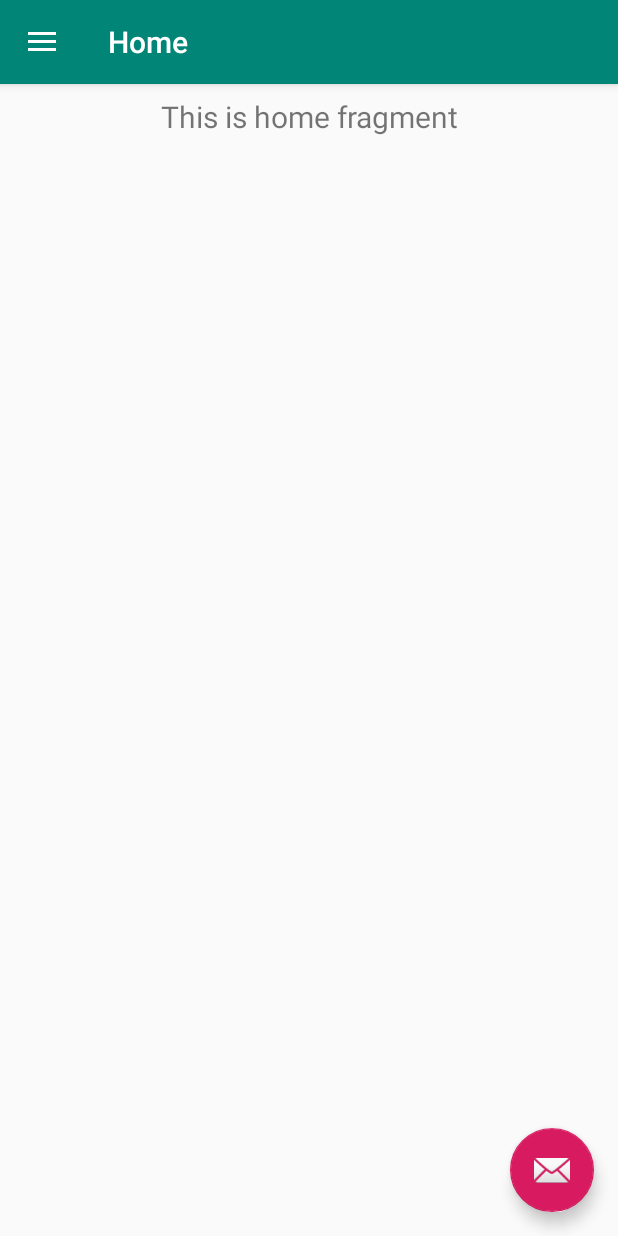
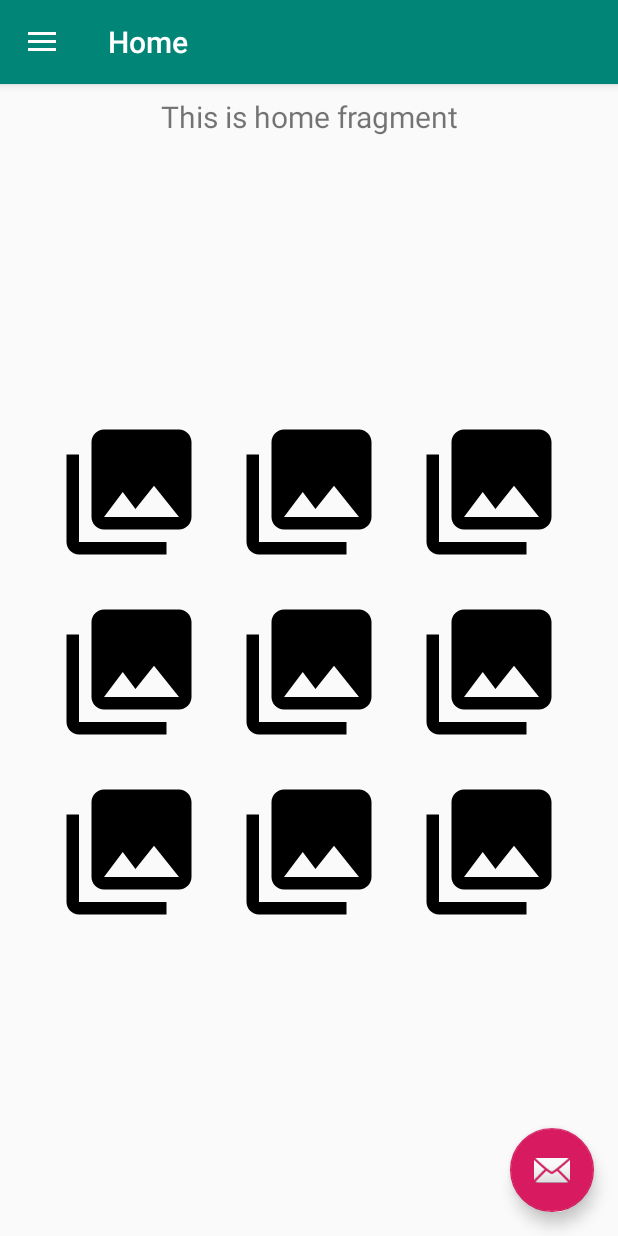
Before and after one commit to itsUchihaItachi/Mit_Mca, an Android app: the screen it shows after launch (HomeActivity), on a phone screen of 412 x 824 dp. Run offline under Robolectric (Android 15) with nearby library versions, the phone set to English and light mode, and no system bars; our stand-ins replace navigation-ui.

Commit message:
Added the main menu icons

```diff
--- a/app/src/main/res/layout/content_home.xml
+++ b/app/src/main/res/layout/content_home.xml
@@ -22,17 +22,103 @@
         app:navGraph="@navigation/mobile_navigation" />
 
     <androidx.appcompat.widget.LinearLayoutCompat
+        android:id="@+id/linearLayout"
         android:layout_width="match_parent"
         android:layout_height="match_parent"
         android:layout_marginStart="16dp"
         android:layout_marginTop="16dp"
         android:layout_marginEnd="16dp"
         android:orientation="vertical"
-
+        android:gravity="center"
         app:layout_constraintBottom_toBottomOf="parent"
         app:layout_constraintEnd_toEndOf="parent"
         app:layout_constraintStart_toStartOf="parent"
-        app:layout_constraintTop_toTopOf="parent"/>
+        app:layout_constraintTop_toTopOf="parent" >
+
+        <GridLayout
+            android:id="@+id/gridLayout"
+            android:layout_width="wrap_content"
+            android:layout_height="wrap_content"
+            android:layout_marginBottom="8dp"
+            android:layout_marginEnd="8dp"
+            android:layout_marginStart="8dp"
+            android:layout_marginTop="8dp"
+            android:columnCount="3"
+            android:rowCount="3"
+            app:layout_constraintBottom_toBottomOf="@id/linearLayout"
+            app:layout_constraintEnd_toEndOf="@id/linearLayout"
+            app:layout_constraintStart_toStartOf="@id/linearLayout"
+            app:layout_constraintTop_toTopOf="@id/linearLayout">
+
+            <Button
+                android:id="@+id/option1"
+                android:layout_width="100dp"
+                android:layout_height="100dp"
+                android:layout_margin="10dp"
+                android:background="@drawable/ic_menu_gallery"/>
+
+            <Button
+                android:id="@+id/option2"
+                android:layout_width="100dp"
+                android:layout_height="100dp"
+                android:layout_margin="10dp"
+                android:background="@drawable/ic_menu_gallery"/>
+
+            <Button
+                android:id="@+id/option3"
+                android:layout_width="100dp"
+                android:layout_height="100dp"
+                android:layout_margin="10dp"
+                android:background="@drawable/ic_menu_gallery"/>
+
+            <Button
+                android:id="@+id/option4"
+                android:layout_width="100dp"
+                android:layout_height="100dp"
+                android:layout_margin="10dp"
+                android:background="@drawable/ic_menu_gallery"/>
+
+            <Button
+                android:id="@+id/option5"
+                android:layout_width="100dp"
+                android:layout_height="100dp"
+                android:layout_margin="10dp"
+                android:background="@drawable/ic_menu_gallery"/>
+
+            <Button
+                android:id="@+id/option6"
+                android:layout_width="100dp"
+                android:layout_height="100dp"
+                android:layout_margin="10dp"
+                android:background="@drawable/ic_menu_gallery"/>
+
+            <Button
+                android:id="@+id/option7"
+                android:layout_width="100dp"
+                android:layout_height="100dp"
+                android:layout_margin="10dp"
+                android:background="@drawable/ic_menu_gallery"/>
+
+            <Button
+                android:id="@+id/option8"
+                android:layout_width="100dp"
+                android:layout_height="100dp"
+                android:layout_margin="10dp"
+                android:background="@drawable/ic_menu_gallery"/>
+
+            <Button
+                android:id="@+id/option9"
+                android:layout_width="100dp"
+                android:layout_height="100dp"
+                android:layout_margin="10dp"
+                android:background="@drawable/ic_menu_gallery"/>
+
+
+        </GridLayout>
+
+    </androidx.appcompat.widget.LinearLayoutCompat>
+
+
 
 
 </androidx.constraintlayout.widget.ConstraintLayout>
```
